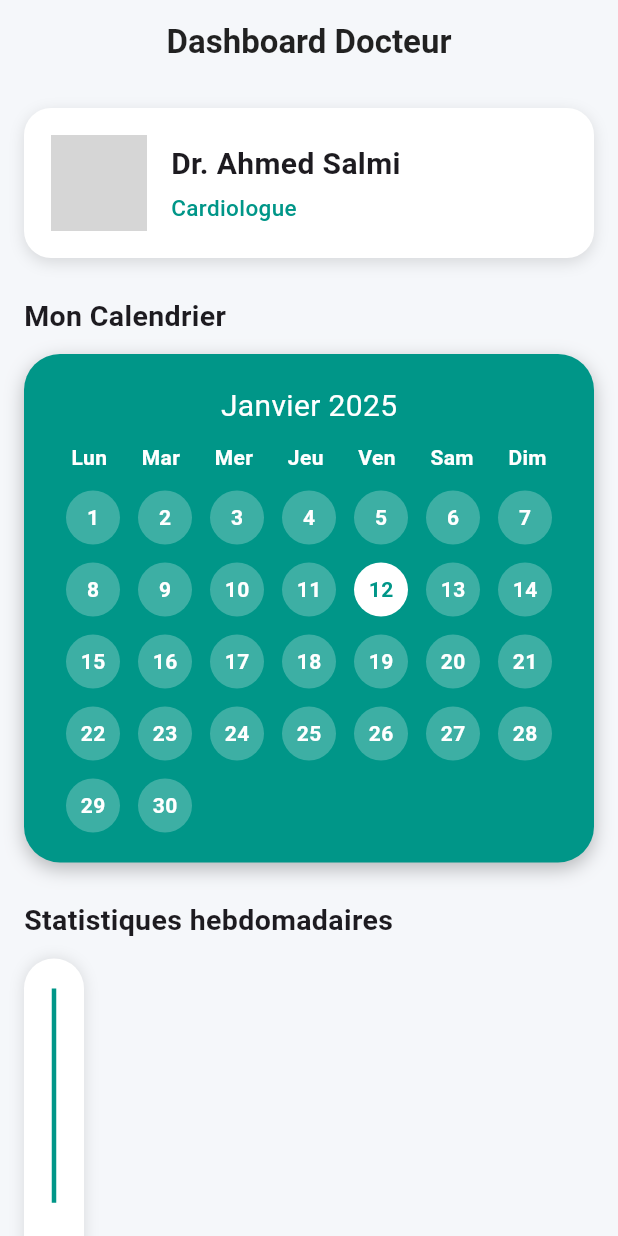
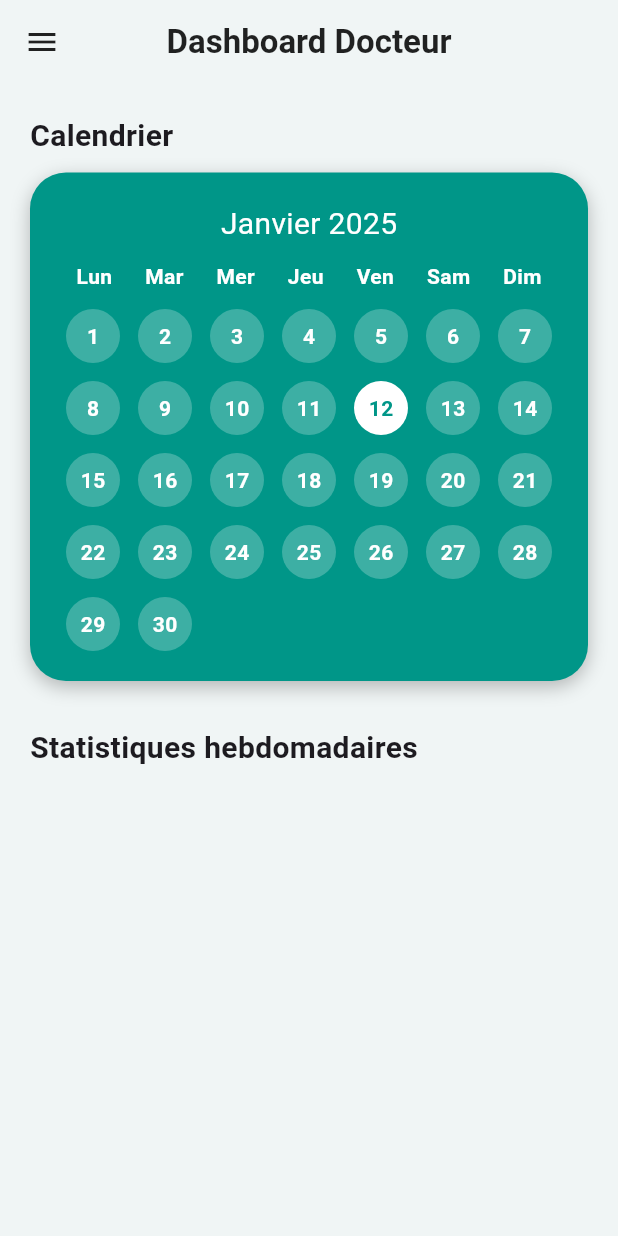
Before and after one commit to AYAboud/assistant_clinique, a Flutter app: the DoctorHomePage screen opened directly, on a phone screen of 412 x 824 dp. Run offline on Flutter 3.47's test engine with Material 3 defaults, Android fonts, the phone set to English and light mode, and no system bars; grey boxes are pictures that could not be loaded.

Commit message:
commit AYA

```diff
--- a/lib/DoctorHomePage.dart
+++ b/lib/DoctorHomePage.dart
@@ -1,17 +1,25 @@
 import 'package:flutter/material.dart';
-import 'dart:math';
 
 class DoctorHomePage extends StatelessWidget {
-  const DoctorHomePage({super.key});
+  const DoctorHomePage({Key? key}) : super(key: key);
 
   @override
   Widget build(BuildContext context) {
     return Scaffold(
-      backgroundColor: const Color(0xFFF5F7FA),
+      drawer: _buildDrawer(context),
+
       appBar: AppBar(
         elevation: 0,
         backgroundColor: Colors.transparent,
         automaticallyImplyLeading: false,
+        leading: Builder(
+          builder: (context) => IconButton(
+            icon: const Icon(Icons.menu, color: Colors.black87),
+            onPressed: () {
+              Scaffold.of(context).openDrawer();
+            },
+          ),
+        ),
         title: const Text(
           "Dashboard Docteur",
           style: TextStyle(
@@ -23,96 +31,125 @@ class DoctorHomePage extends StatelessWidget {
         centerTitle: true,
       ),
 
-      //-------------------------------------- BODY --------------------------------------
       body: SingleChildScrollView(
-        padding: const EdgeInsets.all(16),
+        padding: const EdgeInsets.all(20),
         child: Column(
           crossAxisAlignment: CrossAxisAlignment.start,
           children: [
-            // ---------------- PROFILE CARD ----------------
-            _profileCard(),
+            // --------------------- MINI CALENDRIER --------------------
+            const Text(
+              "Calendrier",
+              style: TextStyle(fontSize: 20, fontWeight: FontWeight.bold),
+            ),
+            const SizedBox(height: 10),
 
-            const SizedBox(height: 25),
-
-            // ---------------- MINI CALENDAR ----------------
-            const Text(
-              "Mon Calendrier",
-              style: TextStyle(fontSize: 19, fontWeight: FontWeight.bold),
-            ),
-            const SizedBox(height: 12),
             _miniCalendar(),
 
-            const SizedBox(height: 25),
+            const SizedBox(height: 30),
 
-            // ---------------- STATISTICS GRAPH ----------------
+            // --------------------- STATISTIQUES ------------------------
             const Text(
               "Statistiques hebdomadaires",
-              style: TextStyle(fontSize: 19, fontWeight: FontWeight.bold),
+              style: TextStyle(fontSize: 20, fontWeight: FontWeight.bold),
             ),
-            const SizedBox(height: 12),
-            _statisticsCard(),
-
-            const SizedBox(height: 25),
-
-            // ---------------- QUICK ACTIONS ----------------
-            const Text(
-              "Actions rapides",
-              style: TextStyle(fontSize: 19, fontWeight: FontWeight.bold),
-            ),
-            const SizedBox(height: 12),
-            _quickActions(context),
+            const SizedBox(height: 10),
           ],
         ),
       ),
     );
   }
 
-  // -------------------------------------------------------------------------
-  // PROFILE CARD
-  // -------------------------------------------------------------------------
-  Widget _profileCard() {
-    return Container(
-      padding: const EdgeInsets.all(18),
-      decoration: BoxDecoration(
-        color: Colors.white,
-        borderRadius: BorderRadius.circular(18),
-        boxShadow: [
-          BoxShadow(color: Colors.black12, blurRadius: 8, offset: Offset(0, 3)),
-        ],
-      ),
-      child: Row(
+  // ---------------------------------------------------------------------------
+  // DRAWER / SIDE BAR
+  // ---------------------------------------------------------------------------
+
+  Widget _buildDrawer(BuildContext context) {
+    return Drawer(
+      child: Column(
+        crossAxisAlignment: CrossAxisAlignment.stretch,
         children: [
-          const CircleAvatar(
+          DrawerHeader(
+            decoration: const BoxDecoration(color: Colors.teal),
+            child: Column(
+              crossAxisAlignment: CrossAxisAlignment.start,
+              children: const [
+                CircleAvatar(
                   radius: 32,
                   backgroundImage: AssetImage("assets/doctor.jpg"),
                 ),
-          const SizedBox(width: 16),
-          Column(
-            crossAxisAlignment: CrossAxisAlignment.start,
-            children: const [
+                SizedBox(height: 10),
                 Text(
                   "Dr. Ahmed Salmi",
-                style: TextStyle(fontSize: 20, fontWeight: FontWeight.bold),
+                  style: TextStyle(color: Colors.white, fontSize: 18),
                 ),
-              SizedBox(height: 4),
                 Text(
                   "Cardiologue",
-                style: TextStyle(
-                  color: Colors.teal,
-                  fontSize: 15,
-                  fontWeight: FontWeight.w500,
+                  style: TextStyle(color: Colors.white70, fontSize: 14),
+                ),
+              ],
             ),
           ),
-            ],
+
+          // -------------------- AJOUT : PROFILE --------------------
+          ListTile(
+            leading: const Icon(Icons.person, color: Colors.deepPurple),
+            title: const Text("Profil"),
+            onTap: () {
+              Navigator.pushNamed(context, "/doctorProfile");
+            },
+          ),
+
+          // Planning
+          ListTile(
+            leading: const Icon(Icons.calendar_month, color: Colors.teal),
+            title: const Text("Mon planning"),
+            onTap: () {
+              Navigator.pushNamed(context, "/doctorSchedule");
+            },
+          ),
+
+          // Patients
+          ListTile(
+            leading: const Icon(Icons.person_search, color: Colors.blue),
+            title: const Text("Mes patients"),
+            onTap: () {},
+          ),
+
+          // -------------------- AJOUT : CONSULTATIONS --------------------
+          ListTile(
+            leading: const Icon(
+              Icons.medical_services,
+              color: Colors.redAccent,
+            ),
+            title: const Text("Rendez-vous"),
+            onTap: () {
+              Navigator.pushNamed(context, "/doctorConsultations");
+            },
+          ),
+
+          // Historiques
+          ListTile(
+            leading: const Icon(Icons.history, color: Colors.orange),
+            title: const Text("Historiques"),
+            onTap: () {},
+          ),
+
+          const Spacer(),
+
+          // Déconnexion
+          ListTile(
+            leading: const Icon(Icons.logout, color: Colors.red),
+            title: const Text("Déconnexion"),
+            onTap: () {},
           ),
         ],
       ),
     );
   }
 
-  // -------------------------------------------------------------------------
-  // MINI CALENDAR
-  // -------------------------------------------------------------------------
+  // ---------------------------------------------------------------------------
+  // MINI CALENDRIER
+  // ---------------------------------------------------------------------------
   Widget _miniCalendar() {
     return Container(
       padding: const EdgeInsets.all(20),
@@ -182,126 +219,49 @@ class DoctorHomePage extends StatelessWidget {
     );
   }
 
-  // -------------------------------------------------------------------------
-  // STATISTICS GRAPH
-  // -------------------------------------------------------------------------
-  Widget _statisticsCard() {
-    List<double> weeklyData = [3, 5, 6, 4, 7, 2, 5];
+  // ---------------------------------------------------------------------------
+  // GRAPHIQUE DE STATISTIQUES
+  // ---------------------------------------------------------------------------
+}
 
-    return Container(
-      padding: const EdgeInsets.all(20),
+// -----------------------------------------------------------------------------
+// WIDGET D'UN JOUR DU MINI CALENDRIER
+// -----------------------------------------------------------------------------
+
+class _CalendarDay extends StatelessWidget {
+  final String label;
+  final String day;
+
+  const _CalendarDay({required this.label, required this.day});
+
+  @override
+  Widget build(BuildContext context) {
+    return Column(
+      children: [
+        Text(
+          label,
+          style: const TextStyle(
+            color: Colors.white,
+            fontWeight: FontWeight.bold,
+          ),
+        ),
+        const SizedBox(height: 6),
+        Container(
+          padding: const EdgeInsets.all(10),
           decoration: BoxDecoration(
             color: Colors.white,
-        borderRadius: BorderRadius.circular(24),
-        boxShadow: [BoxShadow(color: Colors.black12, blurRadius: 8)],
+            borderRadius: BorderRadius.circular(10),
           ),
-      child: SizedBox(
-        height: 200,
-        child: CustomPaint(painter: LineChartPainter(weeklyData)),
+          child: Text(
+            day,
+            style: const TextStyle(
+              fontSize: 16,
+              fontWeight: FontWeight.bold,
+              color: Colors.teal,
             ),
-    );
-  }
-
-  // -------------------------------------------------------------------------
-  // QUICK ACTIONS
-  // -------------------------------------------------------------------------
-  Widget _quickActions(BuildContext context) {
-    return Row(
-      mainAxisAlignment: MainAxisAlignment.spaceBetween,
-      children: [
-        _actionCard(
-          icon: Icons.calendar_month,
-          color: Colors.teal,
-          title: "Planning",
-          onTap: () {
-            Navigator.pushNamed(context, "/doctorSchedule");
-          },
           ),
-        _actionCard(
-          icon: Icons.person_search,
-          color: Colors.blueAccent,
-          title: "Patients",
-          onTap: () {},
-        ),
-        _actionCard(
-          icon: Icons.history,
-          color: Colors.orangeAccent,
-          title: "Historiques",
-          onTap: () {},
         ),
       ],
     );
   }
-
-  Widget _actionCard({
-    required IconData icon,
-    required Color color,
-    required String title,
-    required VoidCallback onTap,
-  }) {
-    return InkWell(
-      onTap: onTap,
-      borderRadius: BorderRadius.circular(20),
-      child: Container(
-        width: 100,
-        height: 115,
-        padding: const EdgeInsets.all(16),
-        decoration: BoxDecoration(
-          color: color.withOpacity(0.12),
-          borderRadius: BorderRadius.circular(20),
-        ),
-        child: Column(
-          mainAxisAlignment: MainAxisAlignment.center,
-          children: [
-            Icon(icon, color: color, size: 34),
-            const SizedBox(height: 10),
-            Text(
-              title,
-              textAlign: TextAlign.center,
-              style: const TextStyle(
-                fontWeight: FontWeight.w600,
-                color: Colors.black87,
-              ),
-            ),
-          ],
-        ),
-      ),
-    );
 }
-}
-
-// -----------------------------------------------------------------------------
-// PAINTER FOR SIMPLE LINE CHART
-// -----------------------------------------------------------------------------
-class LineChartPainter extends CustomPainter {
-  final List<double> values;
-  LineChartPainter(this.values);
-
-  @override
-  void paint(Canvas canvas, Size size) {
-    final paintLine = Paint()
-      ..color = Colors.teal
-      ..strokeWidth = 3
-      ..style = PaintingStyle.stroke;
-
-    final path = Path();
-    double spacing = size.width / (values.length - 1);
-    double maxValue = values.reduce(max);
-
-    for (int i = 0; i < values.length; i++) {
-      double x = i * spacing;
-      double y = size.height - (values[i] / maxValue * size.height);
-
-      if (i == 0) {
-        path.moveTo(x, y);
-      } else {
-        path.lineTo(x, y);
-      }
-    }
-
-    canvas.drawPath(path, paintLine);
-  }
-
-  @override
-  bool shouldRepaint(covariant CustomPainter oldDelegate) => true;
-}
--- a/lib/main.dart
+++ b/lib/main.dart
@@ -1,5 +1,9 @@
 import 'package:flutter/material.dart';
 import 'AuthPage.dart'; // Assure-toi que le fichier est bien importé
+
+import 'doctor_profile_screen.dart';
+import 'DoctorHomePage.dart';
+import 'DoctorSchedulePage.dart';
 
 void main() {
   runApp(const MyApp());
@@ -14,15 +18,27 @@ class MyApp extends StatelessWidget {
       title: 'Doctor App',
       theme: ThemeData(
         primarySwatch: Colors.teal,
-        scaffoldBackgroundColor: const Color(0xFFF0F5F5), // Fond très clair pour correspondre au design
+        scaffoldBackgroundColor: const Color(
+          0xFFF0F5F5,
+        ), // Fond très clair pour correspondre au design
         appBarTheme: const AppBarTheme(
           color: Color(0xFFF0F5F5),
           elevation: 0,
           iconTheme: IconThemeData(color: Colors.black),
-          titleTextStyle: TextStyle(color: Colors.black, fontSize: 20, fontWeight: FontWeight.bold),
+          titleTextStyle: TextStyle(
+            color: Colors.black,
+            fontSize: 20,
+            fontWeight: FontWeight.bold,
+          ),
         ),
       ),
       home: const AuthPage(), // Démarrez avec l'écran du profil
+      routes: {
+        "/doctorProfile": (context) => const DoctorProfileScreen(),
+        "/dashboard": (context) => const DoctorHomePage(),
+        "/schedule": (context) => const DoctorSchedulePage(),
+        // ajoute ce que tu veux…
+      },
     );
   }
 }
--- a/pubspec.yaml
+++ b/pubspec.yaml
@@ -30,6 +30,8 @@ environment:
 dependencies:
   flutter:
     sdk: flutter
+  # ou la dernière version
+
 
   # The following adds the Cupertino Icons font to your application.
   # Use with the CupertinoIcons class for iOS style icons.
```
Lines whose indentation alone changed are shown as unchanged.
